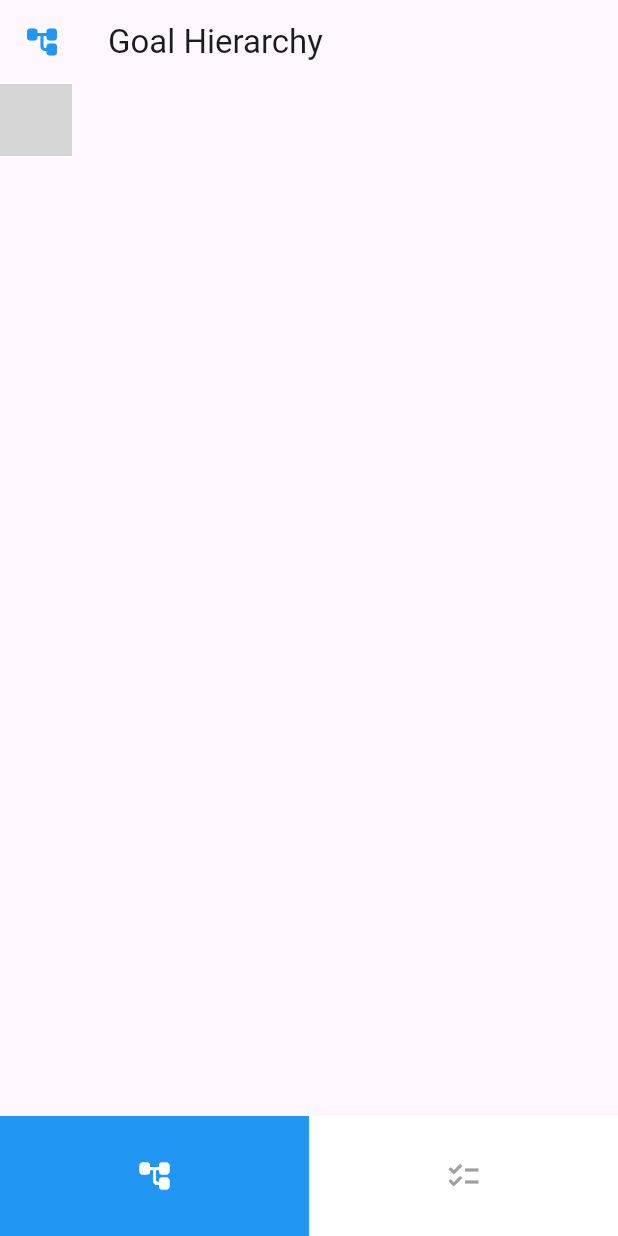
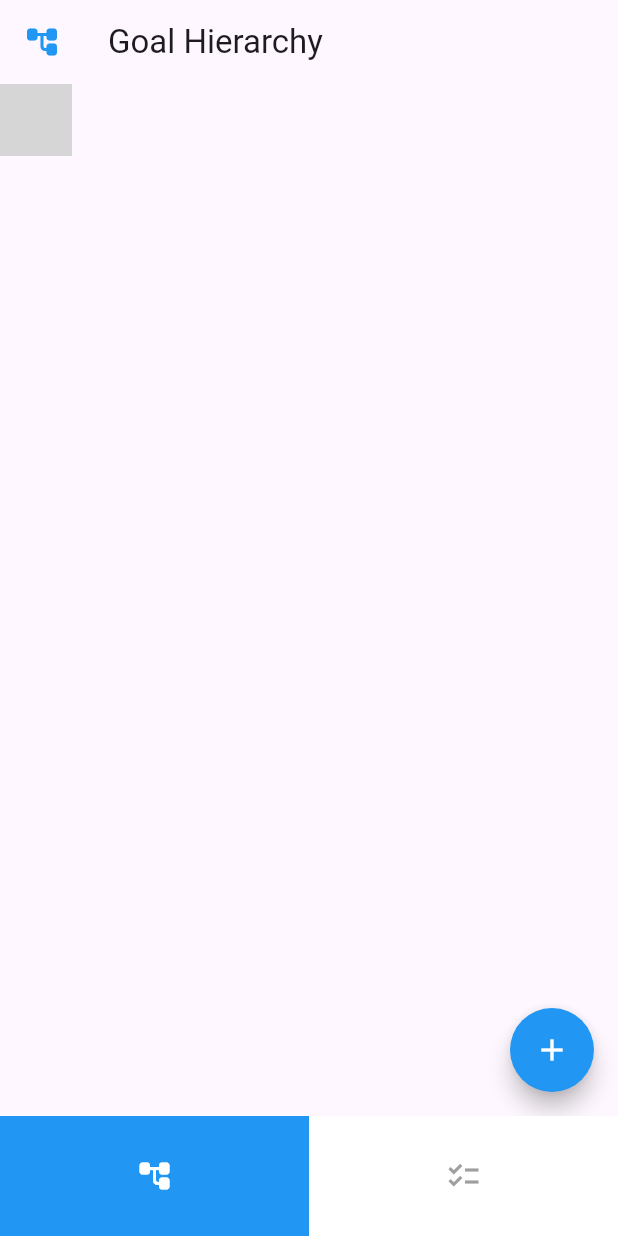
Before and after one commit to UPJGuven/Final-Year-Project-FYP-, a Flutter app: the screen it shows after launch, on a phone screen of 412 x 824 dp. Run offline on Flutter 3.47's test engine with Material 3 defaults, Android fonts, the phone set to English and light mode, and no system bars; missing offline and left inert: graphite; grey boxes are pictures that could not be loaded.

Commit message:
#15 - Created intital goal creation screen - Created temporary add goal button - Added functionality to add goals to the goal tree during run-time.
Once the database is setup Ill have to reconfigure where the goals are created as for now they are just added to a list during runtime.

```diff
--- /dev/null
+++ b/lib/goal.dart
@@ -0,0 +1,10 @@
+class Goal {
+  String id;
+  String name;
+  String description;
+  DateTime? startDate;
+  DateTime? endDate;
+  List<String> subGoals;
+
+  Goal({required this.id, required this.name, this.description = '', this.startDate, this.endDate, this.subGoals = const []});
+}
--- a/lib/screens/goal_hierarchy_screen.dart
+++ b/lib/screens/goal_hierarchy_screen.dart
@@ -1,21 +1,45 @@
 import 'package:flutter/material.dart';
 import 'package:graphite/graphite.dart';
 
-class GoalHierarchyScreen extends StatelessWidget {
+import 'create_goal_screen.dart';
+
+class GoalHierarchyScreen extends StatefulWidget {
+  @override
+  _GoalHierarchyScreenState createState() => _GoalHierarchyScreenState();
+}
+
+class _GoalHierarchyScreenState extends State<GoalHierarchyScreen> {
+  List<NodeInput> goalNodes = [
+    NodeInput(id: 'Goal 1', next: [
+      EdgeInput(outcome: 'Goal 2'),
+      EdgeInput(outcome: 'Goal 3'),
+      EdgeInput(outcome: 'Goal 4')
+    ]),
+    NodeInput(id: 'Goal 2', next: []),
+    NodeInput(id: 'Goal 3', next: [EdgeInput(outcome: 'Goal 5')]),
+    NodeInput(
+        id: 'Goal 4',
+        next: [EdgeInput(outcome: 'Goal 5'), EdgeInput(outcome: 'Goal 6')]),
+    NodeInput(id: 'Goal 5', next: []),
+    NodeInput(
+        id: 'Goal 6',
+        next: [EdgeInput(outcome: 'Goal 7'), EdgeInput(outcome: 'Goal 8')]),
+    NodeInput(id: 'Goal 7', next: []),
+    NodeInput(id: 'Goal 8', next: []),
+  ];
+
+  void addGoal(String goalId,String goalName, List<String> subGoals) {
+    setState(() {
+      goalNodes.add(NodeInput(
+        id: goalName,
+        next: subGoals.map((dep) => EdgeInput(outcome: dep)).toList(),
+      ));
+      debugPrint(goalNodes.map((node) => 'Node ID: ${node.id}, Next: ${node.next.map((edge) => edge.outcome).join(", ")}').toList().toString());
+    });
+  }
+
   @override
   Widget build(BuildContext context) {
-    const goalNodes = '['
-        '{"id":"Goal 1","next":[{"outcome":"Goal 2","type":"one"},{"outcome":"Goal 3","type":"one"},{"outcome":"Goal 4","type":"one"}]},'
-        '{"id":"Goal 2","next":[]},'
-        '{"id":"Goal 3","next":[{"outcome":"Goal 5","type":"one"}]},'
-        '{"id":"Goal 4","next":[{"outcome":"Goal 5","type":"one"},{"outcome":"Goal 6","type":"one"}]},'
-        '{"id":"Goal 5","next":[]},'
-        '{"id":"Goal 6","next":[{"outcome":"Goal 7","type":"one"},{"outcome":"Goal 8","type":"one"}]},'
-        '{"id":"Goal 7","next":[]},'
-        '{"id":"Goal 8","next":[]}'
-        ']';
-
-    List<NodeInput> list = nodeInputFromJson(goalNodes);
     return Scaffold(
       appBar: AppBar(
         leading: const Icon(
@@ -30,7 +54,7 @@ class GoalHierarchyScreen extends StatelessWidget {
         maxScale: 2.0,
         boundaryMargin: EdgeInsets.all(800),
         child: DirectGraph(
-          list: list,
+          list: goalNodes,
           centered: true,
           defaultCellSize: Size(100.0, 80.0),
           cellPadding: EdgeInsets.all(30.0),
@@ -69,6 +93,21 @@ class GoalHierarchyScreen extends StatelessWidget {
           },
         ),
       ),
+      floatingActionButton: FloatingActionButton(
+        backgroundColor: Colors.blue,
+        foregroundColor: Colors.white,
+        shape: CircleBorder(),
+        onPressed: () async {
+          final newGoal = await Navigator.push(
+            context,
+            MaterialPageRoute(builder: (context) => CreateGoalScreen()),
+          );
+          if (newGoal != null) {
+            addGoal(newGoal.id,newGoal.name, newGoal.subGoals);
+          }
+        },
+        child: Icon(Icons.add),
+      ),
     );
   }
 }
```
Also changed, not shown: lib/screens/create_goal_screen.dart (added, +46 -0 lines).
